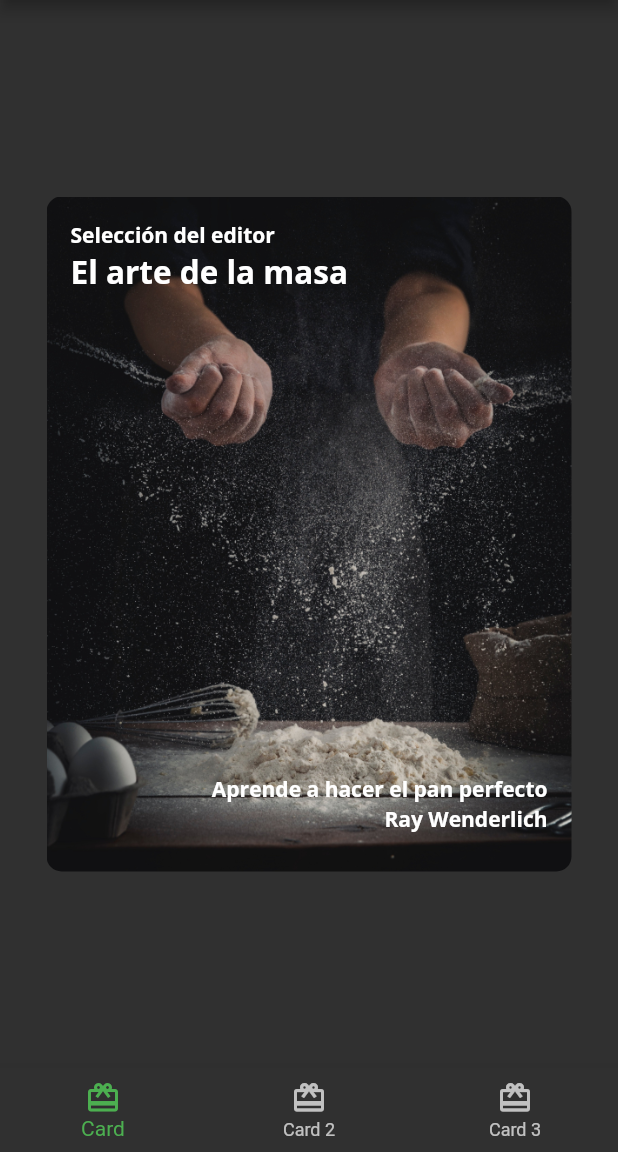
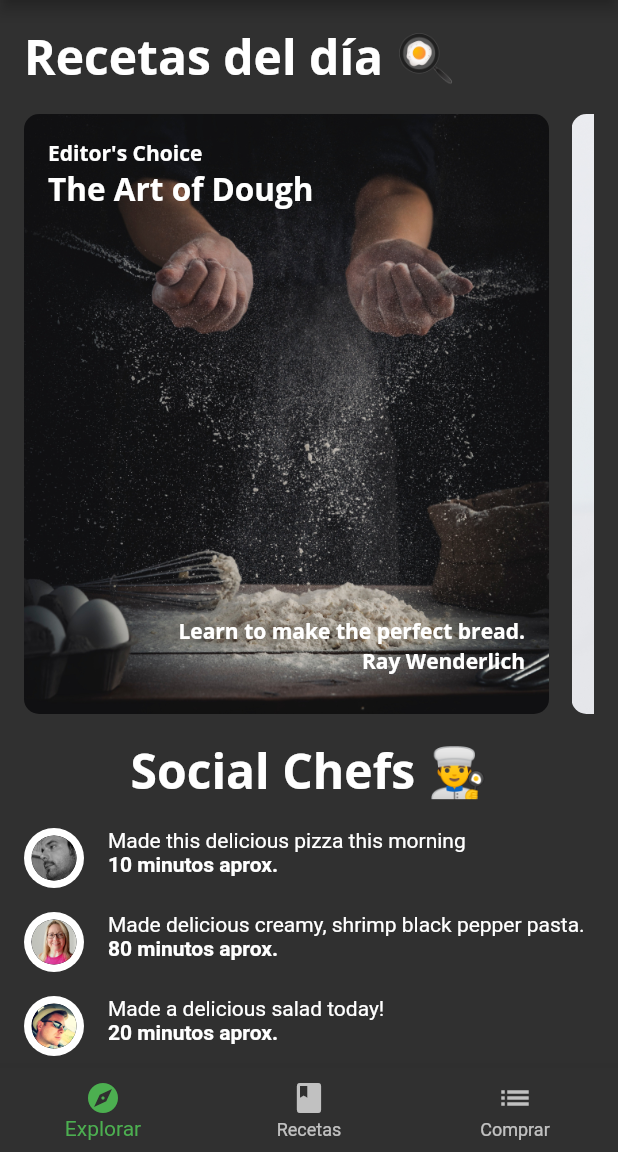
Before and after one commit to alexglzrys/flutter_fooderlich, a Flutter app: the screen it shows after launch, on a phone screen of 412 x 824 dp, the part 84-1236 px from its top. Run offline on Flutter 3.47's test engine with Material 2 defaults, Android fonts, the phone set to English and light mode, and no system bars; our stand-ins replace google_fonts.

Commit message:
Pantalla - Explorador de recetas

```diff
--- /dev/null
+++ b/lib/components/card1.dart
@@ -0,0 +1,65 @@
+import 'package:flutter/material.dart';
+import 'package:fooderlich/fooderlich_theme.dart';
+import 'package:fooderlich/models/models.dart';
+
+class Card1 extends StatelessWidget {
+  // constantes en tiempo de ejecución para definir el contenido a mostrar en la tarjeta
+  final ExploreRecipe recipe;
+
+  const Card1({super.key, required this.recipe});
+
+  @override
+  Widget build(BuildContext context) {
+    return Center(
+        // Container es un widget que entra en la categoría de diseño (organizan la fomra en como se presentan los widgets internos)
+        child: Container(
+      // aplicar padding de 16px al contenedor
+      padding: const EdgeInsets.all(16),
+      // restringir el contenedor a un máximo de 350x450
+      constraints: const BoxConstraints.expand(width: 350, height: 450),
+      // especificar como se dibujará la caja del contenedor
+      decoration: const BoxDecoration(
+          // pintar una imagen sobre la caja, el recurso se encuentra dentro del directorio de recursos assets/
+          // la imagen debe cubrir la totalidad de la caja
+          image: DecorationImage(
+              image: AssetImage('assets/mag1.png'), fit: BoxFit.cover),
+          // Especificar bordes redondeados al contenedor de 10px
+          borderRadius: BorderRadius.all(Radius.circular(10.0))),
+      // Stack coloca sus hijos uno encima del otro
+      // Es otro widget de categoría diseño
+      child: Stack(children: [
+        Text(
+          recipe.subtitle,
+          style: FooderlichTheme.darkTextTheme.bodyLarge,
+        ),
+        // Positioned controla dónde se colocará el texto dentro del stack, respetando las propiedades del contenedor padre (paddings, etc.)
+        Positioned(
+          top: 20,
+          child: Text(
+            recipe.title,
+            style: FooderlichTheme.darkTextTheme.displayMedium,
+          ),
+        ),
+        Positioned(
+          bottom: 30,
+          right: 0,
+          child: Text(
+            recipe.message,
+            // Aplicar estilo de tema a nuestro widget
+            style: FooderlichTheme.darkTextTheme.bodyLarge,
+          ),
+        ),
+        Positioned(
+          bottom: 10,
+          right: 0,
+          child: Text(
+            recipe.authorName ?? '',
+            // Aplicar estilo de tema a nuestro widget, el cuál se hereda a través del árbol de widgets
+            // Si el padre modifica su tema de forma personalizada, lo mejor es asignarlo de forma directa (FooderlichTheme.darkTextTheme.bodyLarge)
+            style: Theme.of(context).textTheme.bodyLarge,
+          ),
+        )
+      ]),
+    ));
+  }
+}
--- /dev/null
+++ b/lib/components/card2.dart
@@ -0,0 +1,60 @@
+import 'package:flutter/material.dart';
+import 'package:fooderlich/fooderlich_theme.dart';
+import 'package:fooderlich/models/explore_recipe.dart';
+import 'package:fooderlich/widgets/author_header.dart';
+
+class Card2 extends StatelessWidget {
+  final ExploreRecipe recipe;
+  const Card2({super.key, required this.recipe});
+
+  @override
+  Widget build(BuildContext context) {
+    return Center(
+      child: Container(
+        constraints: const BoxConstraints.expand(width: 350, height: 450),
+        decoration: BoxDecoration(
+            image: DecorationImage(
+                image: AssetImage(recipe.backgroundImage), fit: BoxFit.cover),
+            borderRadius: const BorderRadius.all(Radius.circular(10.0))),
+        // Esta pantalla se compone de 2 elementos principales, un header con información del autor, y el resto un espacio para colocar textos descriptivos
+        child: Column(
+          children: [
+            // Widget personalozado
+            AuthorHeader(
+              author: recipe.authorName ?? '',
+              title: recipe.role,
+              imageProvider: AssetImage(recipe.profileImage ?? ''),
+            ),
+            // Expanded usa todo el espacio que queda disponible en el contenedor padre
+            Expanded(
+              child: Stack(
+                children: [
+                  Positioned(
+                      bottom: 16,
+                      right: 16,
+                      child: Text(
+                        recipe.title,
+                        style: FooderlichTheme.lightTextTheme.displayLarge,
+                      )),
+                  Positioned(
+                    bottom: 70,
+                    left: 16,
+                    // RotatedBox permite rotar su elemento hijo en el sentido de las manecillas del reloj
+                    // La rotación solo puede ser cuartos de vuelta
+                    child: RotatedBox(
+                      quarterTurns: 3,
+                      child: Text(
+                        recipe.subtitle,
+                        style: FooderlichTheme.lightTextTheme.displayLarge,
+                      ),
+                    ),
+                  )
+                ],
+              ),
+            )
+          ],
+        ),
+      ),
+    );
+  }
+}
--- /dev/null
+++ b/lib/components/card3.dart
@@ -0,0 +1,89 @@
+import 'package:flutter/material.dart';
+import 'package:fooderlich/fooderlich_theme.dart';
+import 'package:fooderlich/models/explore_recipe.dart';
+
+class Card3 extends StatelessWidget {
+  final ExploreRecipe recipe;
+  const Card3({super.key, required this.recipe});
+
+  // Método para crear un conjunto de chips por cada tag declarado en la receta
+  // Solo crea 6 por receta
+  List<Widget> createTagChip() {
+    final chips = <Widget>[];
+    recipe.tags.take(6).forEach((element) {
+      final chip = Chip(
+        label: Text(
+          element,
+          style: FooderlichTheme.darkTextTheme.bodyLarge,
+        ),
+        backgroundColor: Colors.black.withOpacity(0.7),
+      );
+      chips.add(chip);
+    });
+    return chips;
+  }
+
+  @override
+  Widget build(BuildContext context) {
+    return Center(
+      child: Container(
+        constraints: const BoxConstraints.expand(width: 350, height: 450),
+        decoration: BoxDecoration(
+            image: DecorationImage(
+                image: AssetImage(recipe.backgroundImage), fit: BoxFit.cover),
+            borderRadius: const BorderRadius.all(Radius.circular(10.0))),
+        // El contenido de esta tarjeta es colocado a manera de pila uno encima del otro
+        child: Stack(children: [
+          // Overlay
+          // Colocamos una capa oscura con opacidad sobre la imagen para mejorar el contraste y destacar el contenido
+          Container(
+            decoration: BoxDecoration(
+                color: Colors.black.withOpacity(0.6),
+                borderRadius: const BorderRadius.all(Radius.circular(10.0))),
+          ),
+          // Cabecera
+          // Consta de un icono y un texto descriptivo colocados en sentido vertical
+          Container(
+            padding: const EdgeInsets.all(16),
+            child: Column(
+              crossAxisAlignment: CrossAxisAlignment.start,
+              children: [
+                const Icon(
+                  Icons.book,
+                  color: Colors.white,
+                  size: 40,
+                ),
+                const SizedBox(
+                  height: 8,
+                ),
+                Text(
+                  recipe.title,
+                  style: FooderlichTheme.darkTextTheme.displayMedium,
+                ),
+                const SizedBox(
+                  height: 30,
+                )
+              ],
+            ),
+          ),
+          // Chips
+          // Un conjunto de fichas agrupadas, de tal modo que si no existe más espacio a la derecha, las siguientes fichas se colocan en la siguiente fila
+          // Wrap es un widget de diseño que intenta acomodar cada uno de sus hijos uno al lado del otro, y de no existir más espacio en lugar de desbordarse, lo coloca en la sigueinte fila o columna según la dirección especificada
+          // Funciona igual que la propiedad wrap de Flexbox en CSS
+          // No hay necesidad de posicionar este elemento, ya que toma el 100% de todo el contenedor padre y las fichas se muestran en el centro
+          Center(
+            child: Wrap(
+              // Los elementos serán agrupados en la horizontal con alineación a la izquierda, si es que se desbordan
+              alignment: WrapAlignment.start,
+              spacing: 12,
+              // Chip es un widget que nos permite diseñar fichas las cuales se usan para mostrar categorías, nubes de etiquetas, etc.
+              // Generalmente muestra avatares de texto e imágenes y también realiza acciones del usuario como tocar y eliminar.
+              // El metodo local createTagChip() genera el arrglo de widgets de tipio chip (para hacer más legible la lectura del widget principal)
+              children: createTagChip(),
+            ),
+          )
+        ]),
+      ),
+    );
+  }
+}
--- /dev/null
+++ b/lib/components/components.dart
@@ -0,0 +1,6 @@
+export 'today_recipe_list_view.dart';
+export 'card1.dart';
+export 'card2.dart';
+export 'card3.dart';
+export 'friend_post_tile.dart';
+export 'friend_post_list_view.dart';
--- /dev/null
+++ b/lib/components/friend_post_list_view.dart
@@ -0,0 +1,57 @@
+import 'package:flutter/material.dart';
+import 'package:fooderlich/components/components.dart';
+import 'package:fooderlich/models/models.dart';
+
+// Widget para mostrar una lista vertical de publicaciones de amigos cocineros agregados a la red social
+class FriendPostListView extends StatelessWidget {
+  // Propiedad para almacenar las publicaciones a mostrar en la lista
+  final List<Post> friendPosts;
+  const FriendPostListView({super.key, required this.friendPosts});
+
+  @override
+  Widget build(BuildContext context) {
+    return Padding(
+      padding: const EdgeInsets.only(left: 16, right: 16, top: 0),
+      child: Column(children: [
+        // Titulo de la sección
+        Text(
+          'Social Chefs 👨‍🍳',
+          style: Theme.of(context).textTheme.displayLarge,
+        ),
+        const SizedBox(
+          height: 16,
+        ),
+
+        ListView.separated(
+          // Indicar a Flutter que esta lista se encuentra anidada dentro de otra, por tanto no debe considerarla como principal
+          primary: false,
+          // Ajustar el tamaño de esta lista con base a su contenido
+          // Es una buena idea establecer en true esta propiedad cuando la lista se encuentra dentro de un Container, Expanded con una posible altura fija. ya que previene que su contenido exceda el límite del tamaño de dicho contenedor
+          shrinkWrap: true,
+          // esta propiedad controla el comportamiento del desplazamiento de la lista
+          // NeverScrollableScrollPhysics() desactiva el desplazamiento en la lista
+          // Es util cuando dese mostrar un listado de elementos sin permitir que el usuario la desplace.
+          // Existen otros tipos de desplazamiento que pueden brindar efectos interesantes
+          // ??
+          // Como el padre es una lista que se puede desplazar, y esta lista anidada ajusta el tamaño a su contenido, todos los elementos de publicadción se pueden mirar en pantalla, dando el control absoluto al list principal para poder desplazarse y visualizar el resto de los contenidos
+          physics: const NeverScrollableScrollPhysics(),
+          // Lista en sentido vertical
+          scrollDirection: Axis.vertical,
+          // La cantidad de elementos a renderizar en esta lista
+          itemCount: friendPosts.length,
+          // Para cada elemento de publicación, crear un widget FriendPostTile con la respectiva inforación
+          itemBuilder: (context, index) {
+            // Recuperar la información para este post en particular
+            final post = friendPosts[index];
+            return FriendPostTile(post: post);
+          },
+          // Para cada elemento de publicación, agrega una separación a lo alto de 16 puntos
+          separatorBuilder: (context, index) {
+            return const SizedBox(height: 16);
+          },
+        ),
+        const SizedBox(height: 16)
+      ]),
+    );
+  }
+}
--- /dev/null
+++ b/lib/components/friend_post_tile.dart
@@ -0,0 +1,39 @@
+import 'package:flutter/material.dart';
+import 'package:fooderlich/models/models.dart';
+import 'package:fooderlich/widgets/circle_image.dart';
+
+// Widget para representar un post resumido de un amigo cocinero agregado en la red social
+class FriendPostTile extends StatelessWidget {
+  // Propiedad que contiene el Post con el cuál se rellenarán los contenidos de este Widget
+  final Post post;
+  const FriendPostTile({super.key, required this.post});
+
+  @override
+  Widget build(BuildContext context) {
+    return Row(
+      mainAxisAlignment: MainAxisAlignment.start,
+      crossAxisAlignment: CrossAxisAlignment.start,
+      children: [
+        // Avatar que representa la imagen del cocinero o chef
+        CircleImage(
+            imageProvider: AssetImage(post.profileImageUrl), imageRadius: 20),
+        const SizedBox(width: 16),
+        // El espacio restante en la fila, la ocupará la columna con la descripción resumida del post
+        // El no declarar un Expanded, provocaría desbordamientos en los hijos de la columna
+        Expanded(
+          // Columna que muestra la publicación y el tiempo de preparación para esa receta
+          child: Column(
+            crossAxisAlignment: CrossAxisAlignment.start,
+            children: [
+              Text(post.comment),
+              Text(
+                '${post.timestamp} minutos aprox.',
+                style: const TextStyle(fontWeight: FontWeight.w700),
+              )
+            ],
+          ),
+        )
+      ],
+    );
+  }
+}
--- /dev/null
+++ b/lib/components/today_recipe_list_view.dart
@@ -0,0 +1,64 @@
+import 'package:flutter/material.dart';
+import 'package:fooderlich/components/components.dart';
+import 'package:fooderlich/models/models.dart';
+
+class TodayRecipeListView extends StatelessWidget {
+  // Propiedad para almacenar el listado de recetas
+  final List<ExploreRecipe> recipes;
+
+  const TodayRecipeListView({super.key, required this.recipes});
+
+  @override
+  Widget build(BuildContext context) {
+    return Padding(
+      padding: const EdgeInsets.only(left: 16, right: 16, top: 16),
+      child: Column(
+        crossAxisAlignment: CrossAxisAlignment.start,
+        children: [
+          // Titulo de la sección
+          Text(
+            'Recetas del día 🍳',
+            style: Theme.of(context).textTheme.displayLarge,
+          ),
+          const SizedBox(height: 16),
+          // Contenedor para la lista horizontal de recetas del día
+          Container(
+            height: 400,
+            color: Colors.transparent,
+            // Construir una lista con separador de elementos en sentido horizontal
+            // Las listas actuan como las filas o columnas, solo que tienen una caracteristica adicional y es el scroll
+            child: ListView.separated(
+              scrollDirection: Axis.horizontal,
+              itemCount: recipes.length,
+              // La lista se construirá con widgets que sean retornados en el itemBuilder
+              // Por cada elemento se construye una tarjeta con información de la receta en cuestión
+              itemBuilder: (context, index) {
+                final recipe = recipes[index];
+                // Cada receta tiene información diferente, en este sentido especifica en que tipo de tarjeta debería presentarse
+                // Este método local se encarga de construir la tarjeta especifica para cada tipo de receta
+                return buildCard(recipe);
+              },
+              // El separador de elementos consiste en un espacio a lo ancho de 16 puntos entre ellos
+              separatorBuilder: (context, index) {
+                return const SizedBox(width: 15);
+              },
+            ),
+          )
+        ],
+      ),
+    );
+  }
+
+  // Método que retorna un tipo de tarjeta específico según la receta pasada como parámetro
+  Widget buildCard(ExploreRecipe recipe) {
+    if (recipe.cardType == RecipeCardType.card1) {
+      return Card1(recipe: recipe);
+    } else if (recipe.cardType == RecipeCardType.card2) {
+      return Card2(recipe: recipe);
+    } else if (recipe.cardType == RecipeCardType.card3) {
+      return Card3(recipe: recipe);
+    } else {
+      throw Exception('Esta tarjeta no existe');
+    }
+  }
+}
--- a/lib/home.dart
+++ b/lib/home.dart
@@ -1,7 +1,8 @@
 import 'package:flutter/material.dart';
 import 'package:fooderlich/card_author.dart';
-import 'package:fooderlich/card_main.dart';
+//import 'package:fooderlich/card_main.dart';
 import 'package:fooderlich/card_trends.dart';
+import 'package:fooderlich/models/screens/explore_screen.dart';
 
 // Separar los widgets complejos en archivos independientes, mejora la lectura del código de nuestra aplicación
 class Home extends StatefulWidget {
@@ -18,7 +19,8 @@ class _HomeState extends State<Home> {
 
   // Listado de páginas a mostrar dependiendo del elemento seleccionado en la barra inferior de navegación
   static List<Widget> pages = [
-    const CardMain(),
+    // Pantalla de Exploración
+    ExploreScreen(),
     const CardAuthor(),
     const CardTrends()
   ];
@@ -60,11 +62,9 @@ class _HomeState extends State<Home> {
           // Elementos de la barra de navegación
           items: const [
             BottomNavigationBarItem(
-                icon: Icon(Icons.card_giftcard), label: 'Card'),
-            BottomNavigationBarItem(
-                icon: Icon(Icons.card_giftcard), label: 'Card 2'),
-            BottomNavigationBarItem(
-                icon: Icon(Icons.card_giftcard), label: 'Card 3')
+                icon: Icon(Icons.explore), label: 'Explorar'),
+            BottomNavigationBarItem(icon: Icon(Icons.book), label: 'Recetas'),
+            BottomNavigationBarItem(icon: Icon(Icons.list), label: 'Comprar')
           ]),
     );
   }
--- a/lib/models/explore_recipe.dart
+++ b/lib/models/explore_recipe.dart
@@ -80,3 +80,10 @@ class ExploreRecipe {
     }
   }
 }
+
+// Clase de utilidad que actua como interface o enumeración
+class RecipeCardType {
+  static const String card1 = 'card1';
+  static const String card2 = 'card2';
+  static const String card3 = 'card3';
+}
--- /dev/null
+++ b/lib/models/screens/explore_screen.dart
@@ -0,0 +1,48 @@
+import 'package:flutter/material.dart';
+import 'package:fooderlich/api/mock_fooderlich_service.dart';
+import 'package:fooderlich/components/components.dart';
+
+class ExploreScreen extends StatelessWidget {
+  // crea unA instancia simulador de respuestas asincronas de servidor
+  // Fake API
+  final mockService = MockFooderlichService();
+
+  ExploreScreen({super.key});
+
+  @override
+  Widget build(BuildContext context) {
+    // El widget FutureBuilder toma un future (promise) como parametro, con base al resultado obtenido, retorna una construcción de widgets para ser representados en pantalla
+    return FutureBuilder(
+      // mockService.getExploreData() retorna una instancia del modelo ExploreData, que contiene una lista de de recetas del día y una lista de publicaciones de amigos
+      future: mockService.getExploreData(),
+      builder: (context, snapshot) {
+        // Verificar el estado del future
+        if (snapshot.connectionState == ConnectionState.done) {
+          // Si el future esta completado, extraer la respuesta para usarla como contenido en algún widget
+          final recipes = snapshot.data!.todayRecipes;
+          final posts = snapshot.data!.friendPosts;
+          // ? Con base al diseño planteado en esta sección se pueden usar 2 enfoques
+          // Usar una Columna para colocar las 2 listas. El problema es que la columna ocupa el 100% del alto del dispositivo y no tiene scroll. Por lo que si se tiene un display pequeño, muchos elementos no serán visibles aunque estos se encuentren dentro de una lista
+          // Una lista anidada. Tiene las mismas propiedades que una columna o fila, sumado a que se puede hacer scroll. Por tanto, si el display es pequeño, se pueden ver los elementos ocultos con tan solo desplazarse por la pantalla. (Lista anidada por que pueden haber listas dentro de la lista principal)
+
+          // Se usa el constructor por defecto del ListView dado que se compone de un número pequeño de elementos conocidos
+          return ListView(
+            scrollDirection: Axis.vertical,
+            children: [
+              // Lista horizontal que contiene las recetas del día de hoy
+              TodayRecipeListView(recipes: recipes),
+              const SizedBox(height: 16),
+              // Lista vertical que contiene las publicaciones de distintos chefs
+              FriendPostListView(friendPosts: posts)
+            ],
+          );
+        } else {
+          // Si el future aun no esta completado, mostrar un widget como indicador de carga al usuario
+          return const Center(
+            child: CircularProgressIndicator(),
+          );
+        }
+      },
+    );
+  }
+}
```
